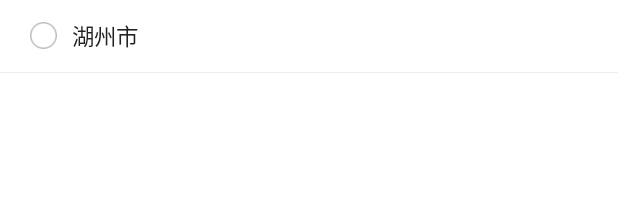
After one commit to mustYudh/jmwh-android-java, an Android app: the layout item_date_range_project_layout.xml on its own in the app's theme, with its tools: preview values and no code run, on a phone screen of 412 x 824 dp. The commit adds this screen. Shown: the top 212 px of the screen. Run offline under Robolectric (Android 15) with nearby library versions, the phone set to English and light mode, and no system bars.

Commit message:
add：增加约会项目dialog

```diff
--- a/JiaMianWuHui/app/src/main/java/com/qsd/jmwh/module/register/presenter/EditUserInfoPresenter.java
+++ b/JiaMianWuHui/app/src/main/java/com/qsd/jmwh/module/register/presenter/EditUserInfoPresenter.java
@@ -14,6 +14,11 @@ public class EditUserInfoPresenter extends BaseViewPresenter<EditUserInfoViewer>
         getViewer().setUserHeaderSuccess(url);
     }
 
+
+    public void getDateProject() {
+        getViewer().showDateProjectList(null);
+    }
+
     public void editUserInfo(EditUserInfo editUserInfo) {
         assert getViewer() != null;
         getViewer().commitUserInfo();
--- a/JiaMianWuHui/app/src/main/java/com/qsd/jmwh/module/register/presenter/EditUserInfoViewer.java
+++ b/JiaMianWuHui/app/src/main/java/com/qsd/jmwh/module/register/presenter/EditUserInfoViewer.java
@@ -2,7 +2,10 @@ package com.qsd.jmwh.module.register.presenter;
 
 import com.yu.common.mvp.Viewer;
 
+import java.util.List;
+
 public interface EditUserInfoViewer extends Viewer {
     void setUserHeaderSuccess(String url);
+    void showDateProjectList(List<String> list);
     void commitUserInfo();
 }
--- a/JiaMianWuHui/app/src/main/java/com/qsd/jmwh/view/NormaFormItemVIew.java
+++ b/JiaMianWuHui/app/src/main/java/com/qsd/jmwh/view/NormaFormItemVIew.java
@@ -130,13 +130,14 @@ public class NormaFormItemVIew extends LinearLayout {
         }
     }
 
-    public void setOnClickSeletedItem(View.OnClickListener onClickSeletedItem) {
+    public void setOnClickSelectedItem(View.OnClickListener onClickSeletedItem) {
         content.setOnClickListener(onClickSeletedItem);
     }
 
     public void setContentText(CharSequence contentText) {
         if (!TextUtils.isEmpty(contentText)) {
             content.setText(contentText);
+            content.setTextColor(getContext().getResources().getColor(R.color.color_222222));
         }
     }
 
--- a/JiaMianWuHui/app/src/main/res/layout/action_bar_blue.xml
+++ b/JiaMianWuHui/app/src/main/res/layout/action_bar_blue.xml
@@ -10,8 +10,8 @@
 
     <FrameLayout
         android:id="@+id/back"
-        android:paddingLeft="24dp"
-        android:paddingRight="24dp"
+        android:paddingLeft="20dp"
+        android:paddingRight="20dp"
         android:layout_width="wrap_content"
         android:layout_height="match_parent">
 
--- /dev/null
+++ b/JiaMianWuHui/app/src/main/res/layout/item_date_range_project_layout.xml
@@ -0,0 +1,41 @@
+<?xml version="1.0" encoding="utf-8"?>
+<LinearLayout
+    xmlns:android="http://schemas.android.com/apk/res/android"
+    xmlns:tools="http://schemas.android.com/tools"
+    android:layout_width="match_parent"
+    android:layout_height="wrap_content"
+    android:orientation="vertical"
+    >
+
+    <LinearLayout
+        android:layout_marginLeft="20dp"
+        android:layout_width="match_parent"
+        android:layout_height="48dp"
+        android:gravity="center_vertical"
+        >
+        <com.yu.common.ui.DelayClickImageView
+            android:id="@+id/select_button"
+            android:layout_width="18dp"
+            android:layout_height="18dp"
+            android:src="@drawable/button_selected"
+            />
+        <com.yu.common.ui.DelayClickTextView
+            android:id="@+id/project_name"
+            android:layout_width="wrap_content"
+            android:layout_height="wrap_content"
+            android:layout_marginLeft="10dp"
+            android:textColor="@color/city_select_text_color"
+            android:textSize="15sp"
+            tools:text="湖州市"
+            />
+    </LinearLayout>
+
+
+    <View
+        android:background="@color/color_EEEEEE"
+        android:layout_width="match_parent"
+        android:layout_height="0.5dp"
+        />
+
+
+</LinearLayout>
--- a/JiaMianWuHui/app/src/main/res/layout/item_range_city_layout.xml
+++ b/JiaMianWuHui/app/src/main/res/layout/item_range_city_layout.xml
@@ -32,6 +32,7 @@
 
 
   <View
+      android:background="@color/color_EEEEEE"
       android:layout_width="match_parent"
       android:layout_height="0.5dp"
       />
--- a/JiaMianWuHui/app/src/main/res/layout/select_info_pop.xml
+++ b/JiaMianWuHui/app/src/main/res/layout/select_info_pop.xml
@@ -18,8 +18,7 @@
       android:id="@+id/base_container"
       android:orientation="vertical"
       android:layout_width="match_parent"
-      android:layout_height="wrap_content"
-      android:minHeight="386dp"
+      android:layout_height="386dp"
       >
 
     <TextView
```
Also changed, not shown: JiaMianWuHui/app/src/main/java/com/qsd/jmwh/module/register/DateRangeActivity.java (+21 -10 lines), JiaMianWuHui/app/src/main/java/com/qsd/jmwh/module/register/EditUserDataActivity.java (+64 -39 lines), JiaMianWuHui/app/src/main/java/com/qsd/jmwh/module/register/adapter/DateRangeProjectAdapter.java (added, +24 -0 lines), JiaMianWuHui/app/src/main/java/com/qsd/jmwh/module/register/bean/DateProjectBean.java (added, +9 -0 lines), JiaMianWuHui/app/src/main/java/com/qsd/jmwh/module/register/bean/ProjectBean.java (added, +8 -0 lines), JiaMianWuHui/app/src/main/java/com/qsd/jmwh/module/register/dialog/RangeItemPop.java (added, +91 -0 lines), JiaMianWuHui/app/src/main/res/layout/edit_user_data_activity.xml (+10 -0 lines), JiaMianWuHui/app/src/main/res/layout/item_select_data.xml (+5 -3 lines), JiaMianWuHui/app/src/main/res/layout/rang_item_layout.xml (added, +71 -0 lines).
